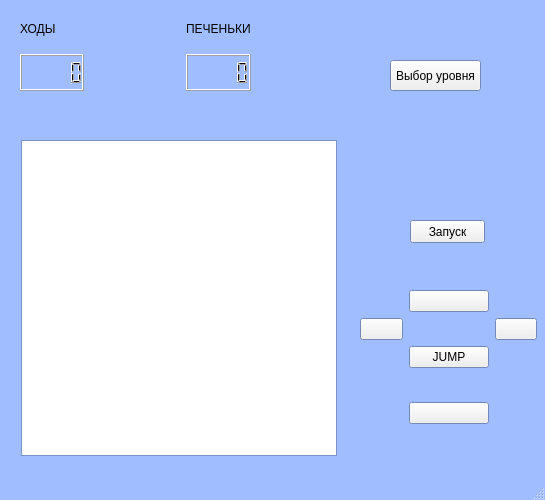
Qt form cookies/cookies/level2.ui (ddzhambekova/dzhambekova_d_o) before a commit.
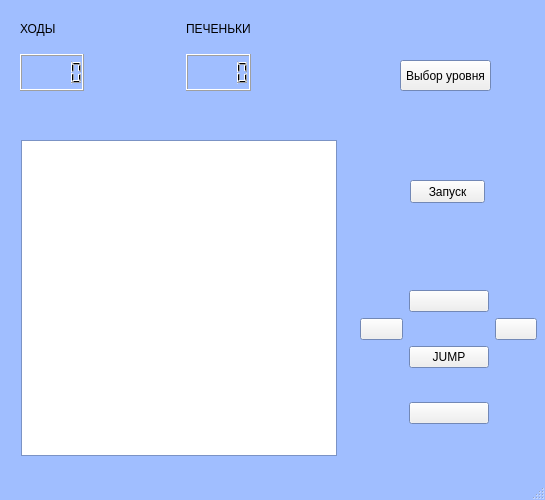
The same form after that commit. Icons and pictures are not drawn.

```diff
--- a/cookies/cookies/level2.ui
+++ b/cookies/cookies/level2.ui
@@ -130,7 +130,7 @@
    <widget class="QPushButton" name="backToChoose">
     <property name="geometry">
      <rect>
-      <x>390</x>
+      <x>400</x>
       <y>60</y>
       <width>91</width>
       <height>31</height>
@@ -262,7 +262,7 @@
     <property name="geometry">
      <rect>
       <x>410</x>
-      <y>220</y>
+      <y>180</y>
       <width>75</width>
       <height>23</height>
      </rect>
```
